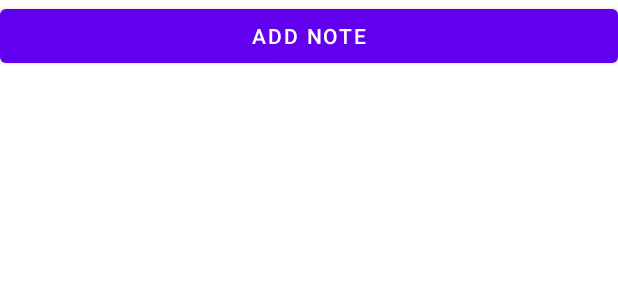
After one commit to StepanAlexandrovich/Notes, an Android app: the layout fragment_notes.xml on its own in the app's theme, with its tools: preview values and no code run, on a phone screen of 412 x 824 dp. The commit adds this screen. Shown: the top 300 px of the screen. Run offline under Robolectric (Android 15) with nearby library versions, the light colour scheme and no system bars.

Commit message:
lesson_6_4

```diff
--- /dev/null
+++ b/app/src/main/res/layout/fragment_notes.xml
@@ -0,0 +1,12 @@
+<?xml version="1.0" encoding="utf-8"?>
+<LinearLayout xmlns:android="http://schemas.android.com/apk/res/android"
+    android:orientation="vertical"
+    android:layout_width="match_parent"
+    android:layout_height="match_parent">
+
+    <Button
+        android:id="@+id/buttonAddNote"
+        android:layout_width="match_parent"
+        android:layout_height="wrap_content"
+        android:text="@string/add_note" />
+</LinearLayout>
--- a/app/src/main/res/values/strings.xml
+++ b/app/src/main/res/values/strings.xml
@@ -1,3 +1,4 @@
 <resources>
     <string name="app_name">Notes</string>
+    <string name="add_note">add note</string>
 </resources>
--- a/app/src/main/res/values/themes.xml
+++ b/app/src/main/res/values/themes.xml
@@ -1,6 +1,6 @@
 <resources xmlns:tools="http://schemas.android.com/tools">
     <!-- Base application theme. -->
-    <style name="Theme.Notes" parent="Theme.MaterialComponents.DayNight.DarkActionBar">
+    <style name="Theme.Notes" parent="Theme.MaterialComponents.DayNight.NoActionBar">
         <!-- Primary brand color. -->
         <item name="colorPrimary">@color/purple_500</item>
         <item name="colorPrimaryVariant">@color/purple_700</item>
@@ -12,5 +12,6 @@
         <!-- Status bar color. -->
         <item name="android:statusBarColor" tools:targetApi="l">?attr/colorPrimaryVariant</item>
         <!-- Customize your theme here. -->
+        <item name="android:windowFullscreen">true</item>
     </style>
 </resources>
```
Also changed, not shown: app/src/main/java/java/android/notes/MainActivity.java (+39 -0 lines), app/src/main/java/java/android/notes/Note.java (+4 -5 lines), app/src/main/java/java/android/notes/NoteVisible.java (added, +36 -0 lines), app/src/main/java/java/android/notes/NotesFragment.java (added, +66 -0 lines), app/src/main/java/java/android/notes/Time.java (added, +9 -0 lines), app/src/main/res/layout/activity_main.xml (+8 -10 lines).
